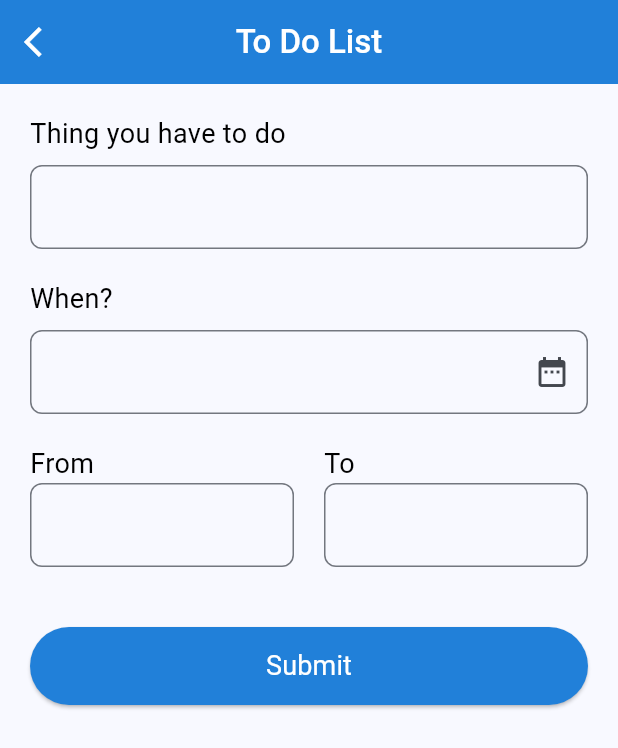
After one commit to buddy-blues/Frontend-User, a Flutter app: the AddTodolistPage screen opened by its route, on a phone screen of 412 x 824 dp. The commit adds this screen. Shown: the top 748 px of the screen. Run offline on Flutter 3.47's test engine with Material 3 defaults, Android fonts, the light colour scheme and no system bars; our stand-ins replace dots_indicator, google_fonts, percent_indicator; missing offline and left inert: iconify_flutter.

Commit message:
add todolist page

```diff
--- a/lib/screens/login-register/page/login_page.dart
+++ b/lib/screens/login-register/page/login_page.dart
@@ -67,7 +67,7 @@ class _LoginPageState extends State<LoginPage> {
                   padding: const EdgeInsets.only(top: 49, left: 36, right: 34),
                   child: Column(
                     children: [
-                      const TextfieldWidget(title: 'Email'),
+                      const TextfieldWidget(title: 'Email',),
                       const SizedBox(height: 26),
                       PasswordTextfieldWidget(
                         title: 'Password',
--- /dev/null
+++ b/lib/screens/todolist/add_todolist_page.dart
@@ -0,0 +1,140 @@
+import 'package:buddy_blues/screens/todolist/widget/timepicker_widget.dart';
+import 'package:buddy_blues/theme/theme_colorstyle.dart';
+import 'package:buddy_blues/theme/theme_textstyle.dart';
+import 'package:buddy_blues/widget/main_button.dart';
+import 'package:buddy_blues/widget/textfield_widget.dart';
+import 'package:flutter/material.dart';
+import 'package:intl/intl.dart';
+
+class ParsingDateFormat {
+  String dateFormat(DateTime dateTime) {
+    return DateFormat('dd MMMM yyyy').format(dateTime);
+  }
+}
+
+class AddTodolistPage extends StatefulWidget {
+  const AddTodolistPage({Key? key}) : super(key: key);
+
+  @override
+  State<AddTodolistPage> createState() => _AddTodolistPageState();
+}
+
+class _AddTodolistPageState extends State<AddTodolistPage> {
+  String selectedDate = "";
+  DateTime currentDate = DateTime.now();
+  DateTime dueDate = DateTime.now();
+  final dateController = TextEditingController();
+
+  @override
+  Widget build(BuildContext context) {
+    return Scaffold(
+      appBar: AppBar(
+        iconTheme: const IconThemeData(color: Colors.white),
+        backgroundColor: ThemeColor().bluePrimary500,
+        centerTitle: true,
+        title: Text(
+          "To Do List",
+          style: ThemeText().robotoMedium.copyWith(color: Colors.white),
+        ),
+        leading: IconButton(
+          onPressed: () {
+            Navigator.pop(context);
+          },
+          icon: const Icon(Icons.arrow_back_ios),
+        ),
+      ),
+      body: Padding(
+        padding: const EdgeInsets.all(20),
+        child: Column(
+          children: [
+            const TextfieldWidget(
+              title: "Thing you have to do",
+            ),
+            const SizedBox(height: 20),
+            Column(
+              crossAxisAlignment: CrossAxisAlignment.start,
+              children: [
+                Text(
+                  "When?",
+                  style:
+                      ThemeText().robotoRegular.copyWith(color: Colors.black),
+                ),
+                const SizedBox(height: 8),
+                TextField(
+                  controller: dateController,
+                  decoration: InputDecoration(
+                    suffixIcon: IconButton(
+                      onPressed: () async {
+                        final selectDate = await showDatePicker(
+                          context: context,
+                          initialDate: currentDate,
+                          firstDate: DateTime(1990),
+                          lastDate: DateTime(2050),
+                        );
+
+                        if (selectDate != null) {
+                          dueDate = selectDate;
+                          currentDate = selectDate;
+                          setState(() {
+                            selectedDate =
+                                ParsingDateFormat().dateFormat(dueDate);
+                            dateController.text = selectedDate;
+                          });
+                        }
+                      },
+                      icon: const Icon(Icons.date_range),
+                    ),
+                    border: const OutlineInputBorder(
+                      borderSide: BorderSide(color: Colors.black),
+                      borderRadius: BorderRadius.all(Radius.circular(8)),
+                    ),
+                  ),
+                ),
+              ],
+            ),
+            const SizedBox(height: 20),
+            Row(
+              mainAxisAlignment: MainAxisAlignment.spaceBetween,
+              children: [
+                Expanded(
+                  child: Column(
+                    crossAxisAlignment: CrossAxisAlignment.start,
+                    children: [
+                      Text(
+                        "From",
+                        style: ThemeText()
+                            .robotoRegular
+                            .copyWith(color: Colors.black),
+                      ),
+                      const TimePickerWidget(),
+                    ],
+                  ),
+                ),
+                const SizedBox(width: 20),
+                Expanded(
+                  child: Column(
+                    crossAxisAlignment: CrossAxisAlignment.start,
+                    children: [
+                      Text(
+                        "To",
+                        style: ThemeText()
+                            .robotoRegular
+                            .copyWith(color: Colors.black),
+                      ),
+                      const TimePickerWidget(),
+                    ],
+                  ),
+                ),
+              ],
+            ),
+            const SizedBox(height: 40),
+            MainButtonWidget(
+              title: "Submit",
+              onPressed: () {},
+            )
+          ],
+        ),
+      ),
+    );
+  }
+}
--- /dev/null
+++ b/lib/screens/todolist/widget/timepicker_widget.dart
@@ -0,0 +1,45 @@
+import 'package:flutter/material.dart';
+
+class TimePickerWidget extends StatefulWidget {
+  const TimePickerWidget({super.key});
+
+  @override
+  State<TimePickerWidget> createState() => _TimePickerWidgetState();
+}
+
+class _TimePickerWidgetState extends State<TimePickerWidget> {
+  TimeOfDay _selectedTime = TimeOfDay.now();
+
+  Future<void> _selectTime(BuildContext context) async {
+    final TimeOfDay? picked = await showTimePicker(
+      context: context,
+      initialTime: _selectedTime,
+    );
+
+    if (picked != null && picked != _selectedTime) {
+      setState(() {
+        _selectedTime = picked;
+        timeController.text = _selectedTime.format(context);
+        print("Selected time: $_selectedTime");
+      });
+    }
+  }
+
+  final timeController = TextEditingController();
+
+  @override
+  Widget build(BuildContext context) {
+    return TextField(
+      readOnly: true,
+      controller: timeController,
+      decoration: const InputDecoration(
+        border: OutlineInputBorder(
+            borderSide: BorderSide(color: Colors.black),
+            borderRadius: BorderRadius.all(Radius.circular(8))),
+      ),
+      onTap: () {
+        _selectTime(context);
+      },
+    );
+  }
+}
--- a/pubspec.yaml
+++ b/pubspec.yaml
@@ -39,6 +39,7 @@ dependencies:
   dots_indicator: ^3.0.0
   iconify_flutter: ^0.0.5
   percent_indicator: ^4.2.3
+  intl: ^0.19.0
 
 dev_dependencies:
   flutter_test:
```
Also changed, not shown: lib/main.dart (+6 -2 lines), lib/screens/login-register/page/register_page.dart (+6 -2 lines), lib/screens/profile/profile_page.dart (+13 -3 lines), lib/screens/todolist/todolist_page.dart (+10 -1 lines), pubspec.lock.
